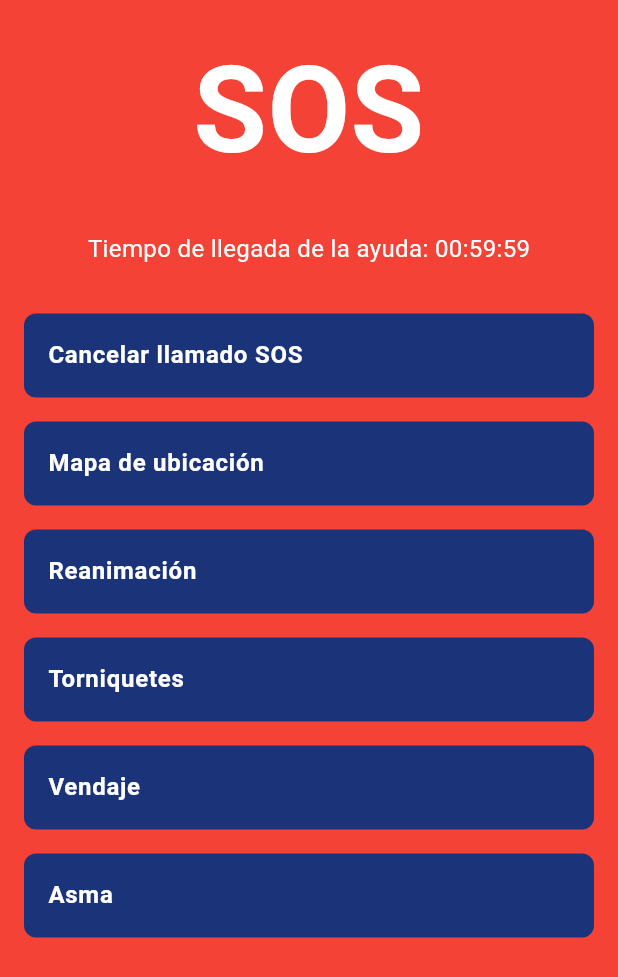
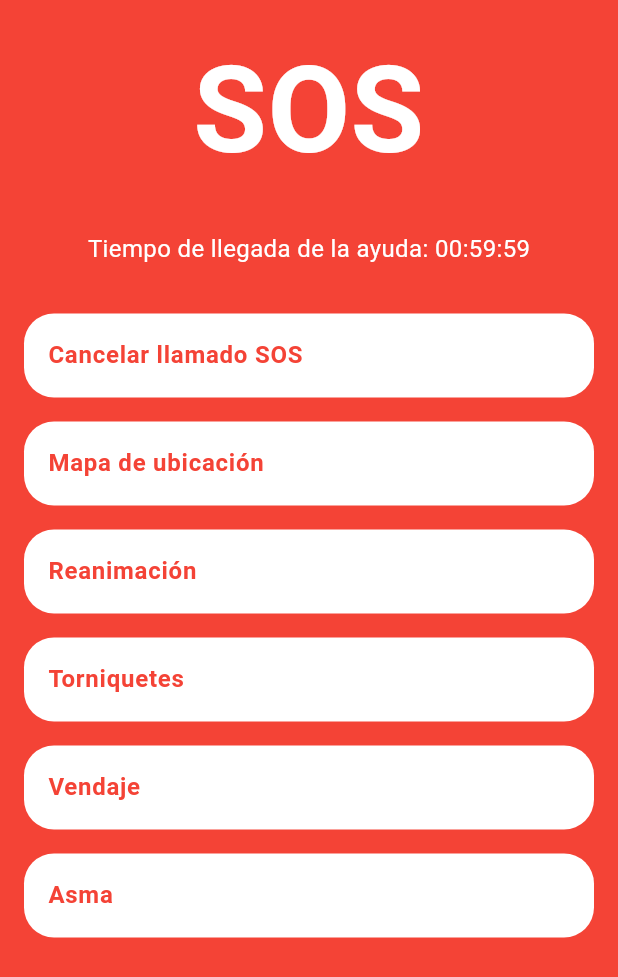
Before and after one commit to GaboJh0904/Medidoc_Proyect, a Flutter app: the BotonSOS screen opened directly, on a phone screen of 412 x 824 dp. Shown: the top 977 px of the screen. Run offline on Flutter 3.47's test engine with Material 3 defaults, Android fonts, the phone set to English and light mode, and no system bars; our stand-ins replace carousel_slider, cloud_firestore, file_picker, firebase_core, flutter_countdown_timer, flutter_staggered_animations and 6 more; accounts and stored records are empty.

Commit message:
Correccion de colores SOS e Inicio

```diff
--- a/lib/components/custom_button.dart
+++ b/lib/components/custom_button.dart
@@ -6,6 +6,7 @@ class CustomButton extends StatelessWidget {
   final String? title;
   final List<Map<String, String>>? sections;
   final Color color;
+  final Color? textColor; // Nuevo parámetro opcional para el color del texto
   final VoidCallback? onTap;
 
   CustomButton({
@@ -13,6 +14,7 @@ class CustomButton extends StatelessWidget {
     this.title,
     this.sections,
     required this.color,
+    this.textColor, // Parámetro opcional para el color del texto
     this.onTap,
   });
 
@@ -21,16 +23,19 @@ class CustomButton extends StatelessWidget {
     return Container(
       decoration: BoxDecoration(
         color: color,
-        borderRadius: BorderRadius.circular(8.0),
+        borderRadius: BorderRadius.circular(20),
       ),
       margin: EdgeInsets.symmetric(vertical: 8.0),
       child: ListTile(
         title: Text(
           text,
-          style: TextStyle(color: Colors.white, fontWeight: FontWeight.bold),
+          style: TextStyle(
+            color: textColor ?? Colors.white, // Usar el textColor si está definido, si no, usar blanco
+            fontWeight: FontWeight.bold,
+          ),
         ),
         onTap: onTap ??
-            () {
+                () {
               if (title != null && sections != null) {
                 Navigator.push(
                   context,
--- a/lib/pages/SOS.dart
+++ b/lib/pages/SOS.dart
@@ -80,18 +80,20 @@ class _BotonSOSState extends State<BotonSOS> {
                 children: <Widget>[
                   CustomButton(
                     text: 'Cancelar llamado SOS',
+                    textColor: Colors.red,
                     title: null,
                     sections: null,
-                    color: Color.fromARGB(255, 26, 51, 121),  // Dark Blueberry
+                    color: Color.fromARGB(255, 255, 255, 255),  // white
                     onTap: () {
                       _showCancelDialog(); // Suponiendo 165 como número de emergencia
                     },
                   ),
                   CustomButton(
                     text: 'Mapa de ubicación',
+                    textColor: Colors.red,
                     title: null,
                     sections: null,
-                    color: Color.fromARGB(255, 26, 51, 121),  // Dark Blueberry
+                    color: Color.fromARGB(255, 255, 255, 255),  // white
                     onTap: () {
                       Navigator.push(
                         context,
@@ -102,6 +104,7 @@ class _BotonSOSState extends State<BotonSOS> {
                   CustomButton(
                     text: 'Reanimación',
                     title: 'Reanimación',
+                    textColor: Colors.red,
                     sections: [
                       {
                         'text': 'Paso 1. Llama a emergencias (165 - 160) \nSi presencias una emergencia, lo primero es llamar al número de emergencias. Mantén la calma y proporciona los detalles necesarios.',
@@ -128,11 +131,12 @@ class _BotonSOSState extends State<BotonSOS> {
                         'image': 'assets/images/reanimacion_6.png',
                       },
                     ],
-                    color: Color.fromARGB(255, 26, 51, 121),  // Dark Blueberry
+                    color: Color.fromARGB(255, 255, 255, 255),  // white
                   ),
                   CustomButton(
                     text: 'Torniquetes',
                     title: 'Torniquetes',
+                    textColor: Colors.red,
                     sections: [
                       {
                         'text': 'Paso 1: Retire el torniquete CAT del botiquín (Bic) o de la funda de transporte. Asegúrese de tener acceso rápido a estos equipos en caso de emergencia.',
@@ -175,11 +179,12 @@ class _BotonSOSState extends State<BotonSOS> {
                         'image': 'assets/images/torniquete_10.jpg',
                       },
                     ],
-                    color: Color.fromARGB(255, 26, 51, 121),  // Dark Blueberry
+                    color: Color.fromARGB(255, 255, 255, 255),  // white
                   ),
                   CustomButton(
                     text: 'Vendaje',
                     title: 'Vendaje',
+                    textColor: Colors.red,
                     sections: [
                       {
                         'text': 'Tipo 1: Vendaje Circular\nUtiliza este método para cubrir pequeñas áreas uniformemente. Simplemente enrolla el vendaje alrededor de la zona afectada de forma circular, asegurando que cada vuelta cubra parcialmente la anterior.',
@@ -206,11 +211,12 @@ class _BotonSOSState extends State<BotonSOS> {
                         'image': 'assets/images/vendaje_6.jpg',
                       },
                     ],
-                    color: Color.fromARGB(255, 26, 51, 121),  // Dark Blueberry
+                    color: Color.fromARGB(255, 255, 255, 255),  // white
                   ),
                   CustomButton(
                     text: 'Asma',
                     title: 'Asma',
+                    textColor: Colors.red,
                     sections: [
                       {
                         'text': 'Paso 1: Retiramos el tapón\nAntes de usar el inhalador, es importante retirar el tapón de la boquilla para asegurar que el medicamento pueda ser administrado correctamente.',
@@ -233,7 +239,7 @@ class _BotonSOSState extends State<BotonSOS> {
                         'image': 'assets/images/Asma_6.jpg',
                       },
                     ],
-                    color: Color.fromARGB(255, 26, 51, 121),  // Dark Blueberry
+                    color: Color.fromARGB(255, 255, 255, 255),  // white
                   ),
                 ],
               ),
```
Also changed, not shown: lib/pages/EmergenciaSOS.dart (+6 -6 lines), lib/pages/inicio.dart (+5 -5 lines).
